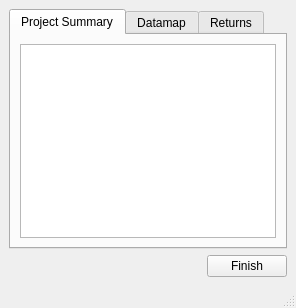
hammerheadlemon/xldigest, file qt_designer_ui/main_window.ui: the form before one commit.
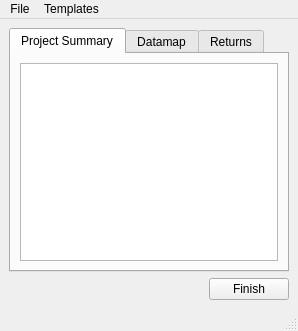
The form after the commit. Custom widgets are drawn as their Qt base class.

Commit message: new template manager class and ui

```diff
--- a/qt_designer_ui/main_window.ui
+++ b/qt_designer_ui/main_window.ui
@@ -2,6 +2,14 @@
 <ui version="4.0">
  <class>MainXldigestWindow</class>
  <widget class="QMainWindow" name="MainXldigestWindow">
+  <property name="geometry">
+   <rect>
+    <x>0</x>
+    <y>0</y>
+    <width>298</width>
+    <height>331</height>
+   </rect>
+  </property>
   <property name="windowTitle">
    <string>xldigest</string>
   </property>
@@ -96,10 +104,23 @@
     <rect>
      <x>0</x>
      <y>0</y>
-     <width>1085</width>
+     <width>298</width>
      <height>19</height>
     </rect>
    </property>
+   <widget class="QMenu" name="menuFile">
+    <property name="title">
+     <string>File</string>
+    </property>
+   </widget>
+   <widget class="QMenu" name="menuTemplates">
+    <property name="title">
+     <string>Templates</string>
+    </property>
+    <addaction name="actionTemplate_Manager"/>
+   </widget>
+   <addaction name="menuFile"/>
+   <addaction name="menuTemplates"/>
   </widget>
   <widget class="QStatusBar" name="statusbar"/>
  </widget>
```
Left out of the diff: 5 changed lines with no effect on the pictures. The commit also changes 8 other files.
